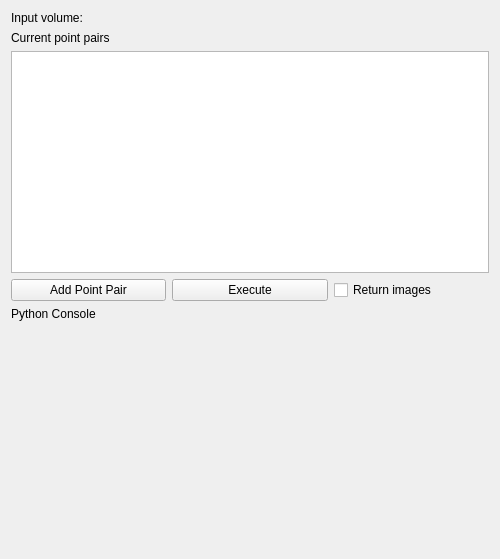
Above: AirwayEnergyFraction/Resources/UI/AirwayEnergyFraction.ui from JakeKitzmann/AirwayEnergyFractionSlicer before the change. Below: the same form after it.
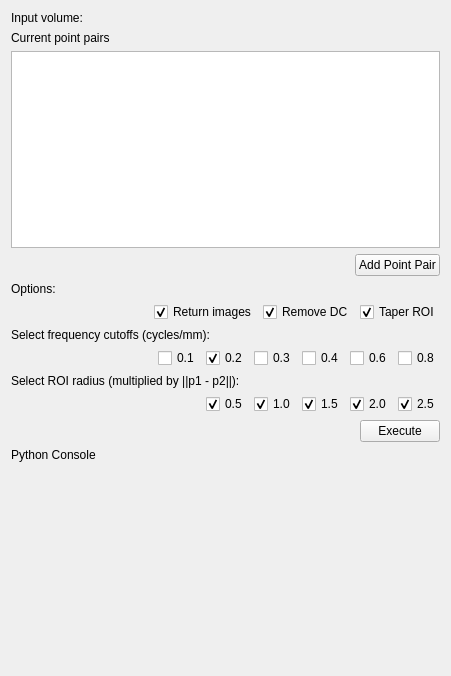
That is the form after the change. Custom widgets are drawn as their Qt base class.

Diff of the .ui file:
```diff
--- a/AirwayEnergyFraction/Resources/UI/AirwayEnergyFraction.ui
+++ b/AirwayEnergyFraction/Resources/UI/AirwayEnergyFraction.ui
@@ -6,8 +6,8 @@
    <rect>
     <x>0</x>
     <y>0</y>
-    <width>500</width>
-    <height>559</height>
+    <width>451</width>
+    <height>676</height>
    </rect>
   </property>
   <layout class="QVBoxLayout" name="verticalLayout">
@@ -57,28 +57,267 @@
     <widget class="QTableWidget" name="pointsTable"/>
    </item>
    <item>
-    <layout class="QHBoxLayout" name="horizontalLayout_3">
+    <layout class="QVBoxLayout" name="verticalLayout_2">
      <item>
-      <widget class="QPushButton" name="pointPairButton">
+      <layout class="QHBoxLayout" name="horizontalLayout_3">
+       <item>
+        <spacer name="horizontalSpacer">
+         <property name="orientation">
+          <enum>Qt::Horizontal</enum>
+         </property>
+         <property name="sizeHint" stdset="0">
+          <size>
+           <width>40</width>
+           <height>20</height>
+          </size>
+         </property>
+        </spacer>
+       </item>
+       <item>
+        <widget class="QPushButton" name="pointPairButton">
+         <property name="text">
+          <string>Add Point Pair</string>
+         </property>
+        </widget>
+       </item>
+      </layout>
+     </item>
+     <item>
+      <widget class="QLabel" name="label_5">
        <property name="text">
-        <string>Add Point Pair</string>
+        <string>Options:</string>
        </property>
       </widget>
      </item>
      <item>
-      <widget class="QPushButton" name="executeButton">
+      <layout class="QHBoxLayout" name="horizontalLayout_2">
+       <item>
+        <spacer name="horizontalSpacer_2">
+         <property name="orientation">
+          <enum>Qt::Horizontal</enum>
+         </property>
+         <property name="sizeHint" stdset="0">
+          <size>
+           <width>40</width>
+           <height>20</height>
+          </size>
+         </property>
+        </spacer>
+       </item>
+       <item>
+        <widget class="QCheckBox" name="returnImagesCheckbox">
+         <property name="text">
+          <string>Return images</string>
+         </property>
+         <property name="checked">
+          <bool>true</bool>
+         </property>
+        </widget>
+       </item>
+       <item>
+        <widget class="QCheckBox" name="removeDcCheckbox">
+         <property name="text">
+          <string>Remove DC</string>
+         </property>
+         <property name="checked">
+          <bool>true</bool>
+         </property>
+        </widget>
+       </item>
+       <item>
+        <widget class="QCheckBox" name="taperRoiCheckbox">
+         <property name="text">
+          <string>Taper ROI</string>
+         </property>
+         <property name="checked">
+          <bool>true</bool>
+         </property>
+        </widget>
+       </item>
+      </layout>
+     </item>
+     <item>
+      <widget class="QLabel" name="label_3">
        <property name="text">
-        <string>Execute</string>
+        <string>Select frequency cutoffs (cycles/mm):</string>
        </property>
       </widget>
      </item>
      <item>
-      <widget class="QCheckBox" name="returnImagesCheckbox">
+      <layout class="QHBoxLayout" name="horizontalLayout_7">
+       <item>
+        <spacer name="horizontalSpacer_3">
+         <property name="orientation">
+          <enum>Qt::Horizontal</enum>
+         </property>
+         <property name="sizeHint" stdset="0">
+          <size>
+           <width>40</width>
+           <height>20</height>
+          </size>
+         </property>
+        </spacer>
+       </item>
+       <item>
+        <widget class="QCheckBox" name="cutoff1Checkbox">
+         <property name="text">
+          <string>0.1</string>
+         </property>
+         <property name="checked">
+          <bool>false</bool>
+         </property>
+        </widget>
+       </item>
+       <item>
+        <widget class="QCheckBox" name="cutoff2Checkbox">
+         <property name="text">
+          <string>0.2</string>
+         </property>
+         <property name="checked">
+          <bool>true</bool>
+         </property>
+        </widget>
+       </item>
+       <item>
+        <widget class="QCheckBox" name="cutoff3Checkbox">
+         <property name="text">
+          <string>0.3</string>
+         </property>
+         <property name="checked">
+          <bool>false</bool>
+         </property>
+        </widget>
+       </item>
+       <item>
+        <widget class="QCheckBox" name="cutoff4Checkbox">
+         <property name="text">
+          <string>0.4</string>
+         </property>
+         <property name="checked">
+          <bool>false</bool>
+         </property>
+        </widget>
+       </item>
+       <item>
+        <widget class="QCheckBox" name="cutoff6Checkbox">
+         <property name="text">
+          <string>0.6</string>
+         </property>
+         <property name="checked">
+          <bool>false</bool>
+         </property>
+        </widget>
+       </item>
+       <item>
+        <widget class="QCheckBox" name="cutoff8Checkbox">
+         <property name="text">
+          <string>0.8</string>
+         </property>
+         <property name="checked">
+          <bool>false</bool>
+         </property>
+        </widget>
+       </item>
+      </layout>
+     </item>
+     <item>
+      <widget class="QLabel" name="label_6">
        <property name="text">
-        <string>Return images</string>
+        <string>Select ROI radius (multiplied by ||p1 - p2||):</string>
        </property>
       </widget>
      </item>
+     <item>
+      <layout class="QHBoxLayout" name="horizontalLayout_8">
+       <item>
+        <spacer name="horizontalSpacer_4">
+         <property name="orientation">
+          <enum>Qt::Horizontal</enum>
+         </property>
+         <property name="sizeHint" stdset="0">
+          <size>
+           <width>40</width>
+           <height>20</height>
+          </size>
+         </property>
+        </spacer>
+       </item>
+       <item>
+        <widget class="QCheckBox" name="radius05Checkbox">
+         <property name="text">
+          <string>0.5</string>
+         </property>
+         <property name="checked">
+          <bool>true</bool>
+         </property>
+        </widget>
+       </item>
+       <item>
+        <widget class="QCheckBox" name="radius1Checkbox">
+         <property name="text">
+          <string>1.0</string>
+         </property>
+         <property name="checked">
+          <bool>true</bool>
+         </property>
+        </widget>
+       </item>
+       <item>
+        <widget class="QCheckBox" name="radius15Checkbox">
+         <property name="text">
+          <string>1.5</string>
+         </property>
+         <property name="checked">
+          <bool>true</bool>
+         </property>
+        </widget>
+       </item>
+       <item>
+        <widget class="QCheckBox" name="radius2Checkbox">
+         <property name="text">
+          <string>2.0</string>
+         </property>
+         <property name="checked">
+          <bool>true</bool>
+         </property>
+        </widget>
+       </item>
+       <item>
+        <widget class="QCheckBox" name="radius25Checkbox">
+         <property name="text">
+          <string>2.5</string>
+         </property>
+         <property name="checked">
+          <bool>true</bool>
+         </property>
+        </widget>
+       </item>
+      </layout>
+     </item>
+     <item>
+      <layout class="QHBoxLayout" name="horizontalLayout_9">
+       <item>
+        <spacer name="horizontalSpacer_5">
+         <property name="orientation">
+          <enum>Qt::Horizontal</enum>
+         </property>
+         <property name="sizeHint" stdset="0">
+          <size>
+           <width>40</width>
+           <height>20</height>
+          </size>
+         </property>
+        </spacer>
+       </item>
+       <item>
+        <widget class="QPushButton" name="executeButton">
+         <property name="text">
+          <string>Execute</string>
+         </property>
+        </widget>
+       </item>
+      </layout>
+     </item>
     </layout>
    </item>
    <item>
```
Left out of the diff: 2 changed lines with no effect on the pictures.
